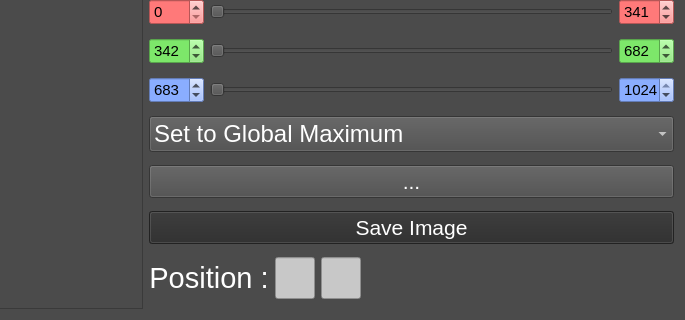
Old version of the form gui/views/AffichageRGBUi.ui in the repository PyMarc2/OceanOpticsSpectroViewer; both pictures show x 393 to 1078 and y 376 to 696 of the 1078 by 696 pixel window.
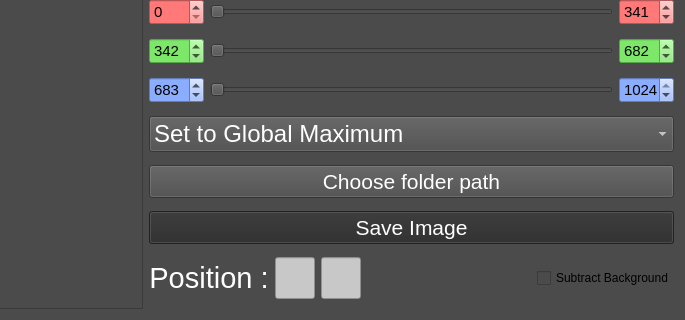
New version of the form. Custom widgets are drawn as their Qt base class.

Commit message: subtract background button created and mispelled corrected

```diff
--- a/gui/views/AffichageRGBUi.ui
+++ b/gui/views/AffichageRGBUi.ui
@@ -324,7 +324,7 @@
               <string notr="true">color: rgb(255, 255, 255);</string>
              </property>
              <property name="text">
-              <string>...</string>
+              <string>Choose folder path</string>
              </property>
             </widget>
            </item>
@@ -448,6 +448,13 @@
                </property>
               </spacer>
              </item>
+             <item>
+              <widget class="QCheckBox" name="cb_subtractbg">
+               <property name="text">
+                <string>Subtract Background</string>
+               </property>
+              </widget>
+             </item>
             </layout>
            </item>
           </layout>
```
The commit also changes 2 other files.
